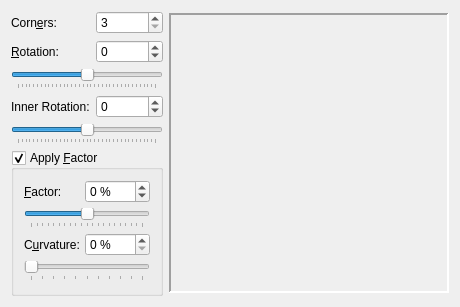
Above: scribus/ui/polygonwidgetbase.ui from scribusproject/scribus before the change. Below: the same form after it.
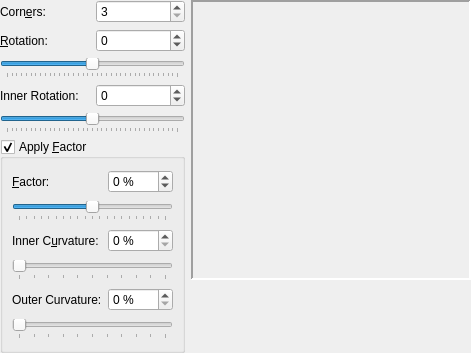
That is the form after the change.

Commit message: Added an "Outer Curvature" option to the "Regular Polygon" tool.

Diff of the .ui file:
```diff
--- a/scribus/ui/polygonwidgetbase.ui
+++ b/scribus/ui/polygonwidgetbase.ui
@@ -6,8 +6,8 @@
    <rect>
     <x>0</x>
     <y>0</y>
-    <width>458</width>
-    <height>307</height>
+    <width>470</width>
+    <height>353</height>
    </rect>
   </property>
   <property name="sizePolicy">
@@ -19,8 +19,13 @@
   <property name="windowTitle">
    <string>Form</string>
   </property>
-  <layout class="QGridLayout" name="gridLayout_3">
-   <item row="0" column="0">
+  <layout class="QHBoxLayout" name="horizontalLayout">
+   <property name="margin">
+    <number>0</number>
+   </property>
+   <item>
+    <layout class="QVBoxLayout" name="verticalLayout">
+     <item>
     <layout class="QGridLayout" name="gridLayout">
      <item row="0" column="0">
       <widget class="QLabel" name="label">
@@ -122,53 +127,7 @@
      </item>
     </layout>
    </item>
-   <item row="0" column="1" rowspan="2">
-    <widget class="QLabel" name="Preview">
-     <property name="sizePolicy">
-      <sizepolicy hsizetype="Preferred" vsizetype="Preferred">
-       <horstretch>0</horstretch>
-       <verstretch>0</verstretch>
-      </sizepolicy>
-     </property>
-     <property name="minimumSize">
-      <size>
-       <width>280</width>
-       <height>280</height>
-      </size>
-     </property>
-     <property name="maximumSize">
-      <size>
-       <width>280</width>
-       <height>280</height>
-      </size>
-     </property>
-     <property name="sizeIncrement">
-      <size>
-       <width>0</width>
-       <height>0</height>
-      </size>
-     </property>
-     <property name="toolTip">
-      <string>Sample Polygon</string>
-     </property>
-     <property name="frameShape">
-      <enum>QFrame::Panel</enum>
-     </property>
-     <property name="frameShadow">
-      <enum>QFrame::Sunken</enum>
-     </property>
-     <property name="lineWidth">
-      <number>2</number>
-     </property>
-     <property name="text">
-      <string/>
-     </property>
-     <property name="alignment">
-      <set>Qt::AlignCenter</set>
-     </property>
-    </widget>
-   </item>
-   <item row="1" column="0">
+     <item>
     <widget class="QGroupBox" name="applyConvexGroupBox">
      <property name="toolTip">
       <string>Apply Convex/Concave Factor to change shape of Polygons</string>
@@ -180,12 +139,6 @@
       <bool>true</bool>
      </property>
      <layout class="QGridLayout" name="gridLayout_2">
-      <property name="margin">
-       <number>10</number>
-      </property>
-      <property name="spacing">
-       <number>5</number>
-      </property>
       <item row="0" column="0">
        <widget class="QLabel" name="label_3">
         <property name="text">
@@ -234,7 +187,7 @@
       <item row="2" column="0">
        <widget class="QLabel" name="label_5">
         <property name="text">
-         <string>C&amp;urvature:</string>
+           <string>Inner C&amp;urvature:</string>
         </property>
         <property name="buddy">
          <cstring>curvatureSpinBox</cstring>
@@ -264,8 +217,103 @@
         </property>
        </widget>
       </item>
-     </layout>
-    </widget>
+        <item row="4" column="0">
+         <widget class="QLabel" name="label_6">
+          <property name="text">
+           <string>Outer Curvature:</string>
+          </property>
+         </widget>
+        </item>
+        <item row="4" column="1">
+         <widget class="QSpinBox" name="OuterCurvatureSpinBox">
+          <property name="suffix">
+           <string> %</string>
+          </property>
+          <property name="maximum">
+           <number>100</number>
+          </property>
+         </widget>
+        </item>
+        <item row="5" column="0" colspan="2">
+         <widget class="QSlider" name="OuterCurvatureSlider">
+          <property name="maximum">
+           <number>100</number>
+          </property>
+          <property name="orientation">
+           <enum>Qt::Horizontal</enum>
+          </property>
+          <property name="tickPosition">
+           <enum>QSlider::TicksBelow</enum>
+          </property>
+         </widget>
+        </item>
+       </layout>
+      </widget>
+     </item>
+    </layout>
+   </item>
+   <item>
+    <layout class="QVBoxLayout" name="verticalLayout_2">
+     <item>
+      <widget class="QLabel" name="Preview">
+       <property name="sizePolicy">
+        <sizepolicy hsizetype="Preferred" vsizetype="Preferred">
+         <horstretch>0</horstretch>
+         <verstretch>0</verstretch>
+        </sizepolicy>
+       </property>
+       <property name="minimumSize">
+        <size>
+         <width>280</width>
+         <height>280</height>
+        </size>
+       </property>
+       <property name="maximumSize">
+        <size>
+         <width>280</width>
+         <height>280</height>
+        </size>
+       </property>
+       <property name="sizeIncrement">
+        <size>
+         <width>0</width>
+         <height>0</height>
+        </size>
+       </property>
+       <property name="toolTip">
+        <string>Sample Polygon</string>
+       </property>
+       <property name="frameShape">
+        <enum>QFrame::Panel</enum>
+       </property>
+       <property name="frameShadow">
+        <enum>QFrame::Sunken</enum>
+       </property>
+       <property name="lineWidth">
+        <number>2</number>
+       </property>
+       <property name="text">
+        <string/>
+       </property>
+       <property name="alignment">
+        <set>Qt::AlignCenter</set>
+       </property>
+      </widget>
+     </item>
+     <item>
+      <spacer name="verticalSpacer">
+       <property name="orientation">
+        <enum>Qt::Vertical</enum>
+       </property>
+       <property name="sizeHint" stdset="0">
+        <size>
+         <width>20</width>
+         <height>40</height>
+        </size>
+       </property>
+      </spacer>
+     </item>
+    </layout>
    </item>
   </layout>
  </widget>
```
Lines whose indentation alone changed are shown as unchanged. The commit also changes 11 other files.
